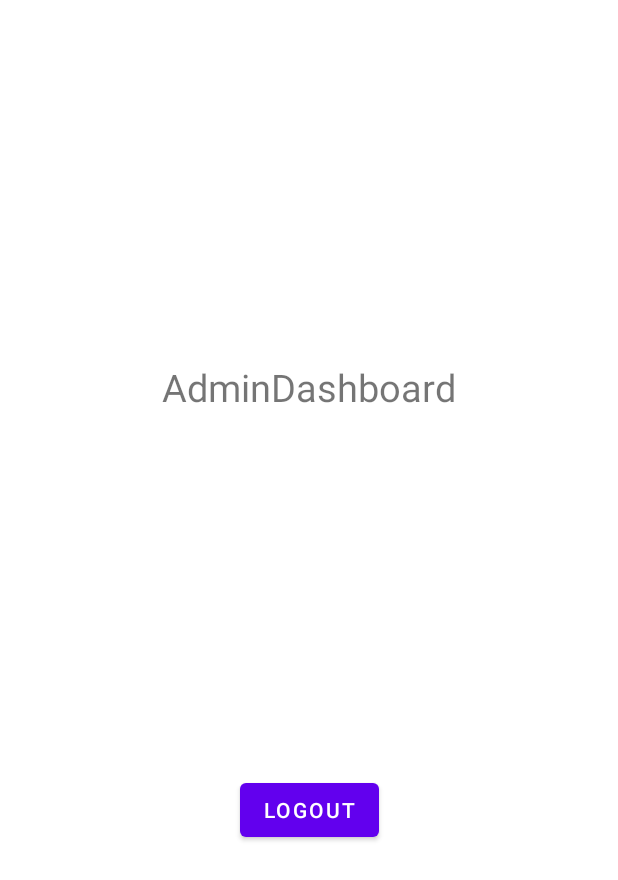
After one commit to shehanwijeyaweera/EE1-2-test-android, an Android app: the AdminDashboard screen opened directly, with no data from a screen before it, on a phone screen of 412 x 824 dp. The commit adds this screen. Shown: the top 880 px of the screen. Run offline under Robolectric (Android 15) with nearby library versions, the phone set to English and light mode, and no system bars.

Commit message:
Users will be directed to relevent homepage according to their user role. User -> user homepage | Admin -> admindashboard.

```diff
--- a/app/src/main/AndroidManifest.xml
+++ b/app/src/main/AndroidManifest.xml
@@ -12,7 +12,8 @@
         android:roundIcon="@mipmap/ic_launcher_round"
         android:supportsRtl="true"
         android:theme="@style/Theme.EE12test">
-        <activity android:name=".Activity.Single_book_view"></activity>
+        <activity android:name=".Activity.AdminDashboard"></activity>
+        <activity android:name=".Activity.Single_book_view" />
         <activity android:name=".Activity.DisplayBooks" />
 
         <meta-data
--- /dev/null
+++ b/app/src/main/java/com/example/ee1_2_test/Activity/AdminDashboard.java
@@ -0,0 +1,41 @@
+package com.example.ee1_2_test.Activity;
+
+import androidx.appcompat.app.AppCompatActivity;
+
+import android.content.Intent;
+import android.os.Bundle;
+import android.service.autofill.OnClickAction;
+import android.view.View;
+import android.widget.Button;
+
+import com.example.ee1_2_test.R;
+import com.example.ee1_2_test.Sessions.SessionManagement;
+
+public class AdminDashboard extends AppCompatActivity {
+
+    private Button Logoutbtn;
+
+
+    @Override
+    protected void onCreate(Bundle savedInstanceState) {
+        super.onCreate(savedInstanceState);
+        setContentView(R.layout.activity_admin_dashboard);
+
+        Logoutbtn = findViewById(R.id.logoutbutton);
+
+
+    }
+
+    public void Logout1(View view) {
+        SessionManagement sessionManagement = new SessionManagement(AdminDashboard.this);
+        sessionManagement.removeSession();
+
+        moveToLogin();
+    }
+
+    private void moveToLogin() {
+        Intent intent = new Intent(AdminDashboard.this, MainActivity.class);
+        intent.setFlags(Intent.FLAG_ACTIVITY_CLEAR_TASK|Intent.FLAG_ACTIVITY_CLEAR_TOP);
+        startActivity(intent);
+    }
+}
--- a/app/src/main/java/com/example/ee1_2_test/Activity/Single_book_view.java
+++ b/app/src/main/java/com/example/ee1_2_test/Activity/Single_book_view.java
@@ -62,7 +62,7 @@ public class Single_book_view extends AppCompatActivity {
             price.setText(stringdouble);
             isbn.setText(String.valueOf(isbn1));
             desc.setText(desc1);
-            Picasso.get().load(imagelocation1).into(mainImageview);
+            Picasso.get().load(imagelocation1).resize(500,700).into(mainImageview);
     }
 
     public void Logout(View view) {
--- a/app/src/main/java/com/example/ee1_2_test/Adapters/BooksAdapter.java
+++ b/app/src/main/java/com/example/ee1_2_test/Adapters/BooksAdapter.java
@@ -43,7 +43,7 @@ public class BooksAdapter extends RecyclerView.Adapter<BooksAdapter.ViewHolder>
         holder.book_title.setText(books.get(position).getTitle());
         holder.book_desc.setText(books.get(position).getDescription());
 
-        Picasso.get().load(books.get(position).getLogoImagepathApi()).into(holder.book_image);
+        Picasso.get().load(books.get(position).getLogoImagepathApi()).resize(130,170).into(holder.book_image);
 
         holder.mainLayout.setOnClickListener(new View.OnClickListener() {
             @Override
--- /dev/null
+++ b/app/src/main/res/layout/activity_admin_dashboard.xml
@@ -0,0 +1,30 @@
+<?xml version="1.0" encoding="utf-8"?>
+<androidx.constraintlayout.widget.ConstraintLayout xmlns:android="http://schemas.android.com/apk/res/android"
+    xmlns:app="http://schemas.android.com/apk/res-auto"
+    xmlns:tools="http://schemas.android.com/tools"
+    android:layout_width="match_parent"
+    android:layout_height="match_parent"
+    tools:context=".Activity.AdminDashboard">
+
+    <TextView
+        android:id="@+id/textView3"
+        android:layout_width="wrap_content"
+        android:layout_height="wrap_content"
+        android:text="AdminDashboard"
+        android:textSize="25sp"
+        app:layout_constraintBottom_toTopOf="@+id/logoutbutton"
+        app:layout_constraintEnd_toEndOf="parent"
+        app:layout_constraintStart_toStartOf="parent"
+        app:layout_constraintTop_toTopOf="parent" />
+
+    <Button
+        android:id="@+id/logoutbutton"
+        android:layout_width="wrap_content"
+        android:layout_height="wrap_content"
+        android:layout_marginBottom="260dp"
+        android:text="Logout"
+        android:onClick="Logout1"
+        app:layout_constraintBottom_toBottomOf="parent"
+        app:layout_constraintEnd_toEndOf="parent"
+        app:layout_constraintStart_toStartOf="parent" />
+</androidx.constraintlayout.widget.ConstraintLayout>
```
Also changed, not shown: app/src/main/java/com/example/ee1_2_test/Activity/MainActivity.java (+21 -3 lines), app/src/main/java/com/example/ee1_2_test/Sessions/SessionManagement.java (+16 -3 lines), app/src/main/res/layout/activity_single_book_view.xml (+10 -8 lines).
